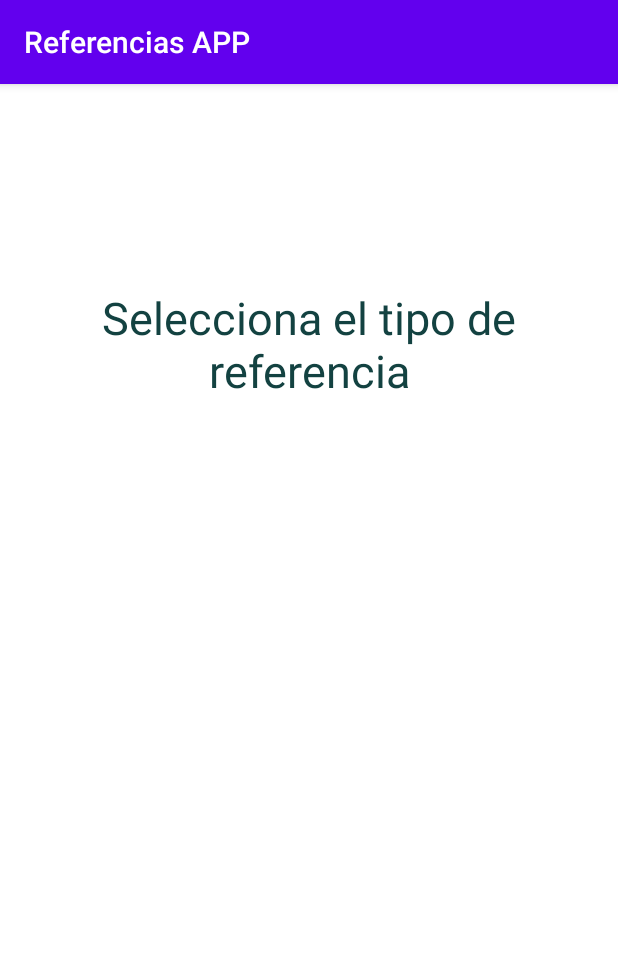
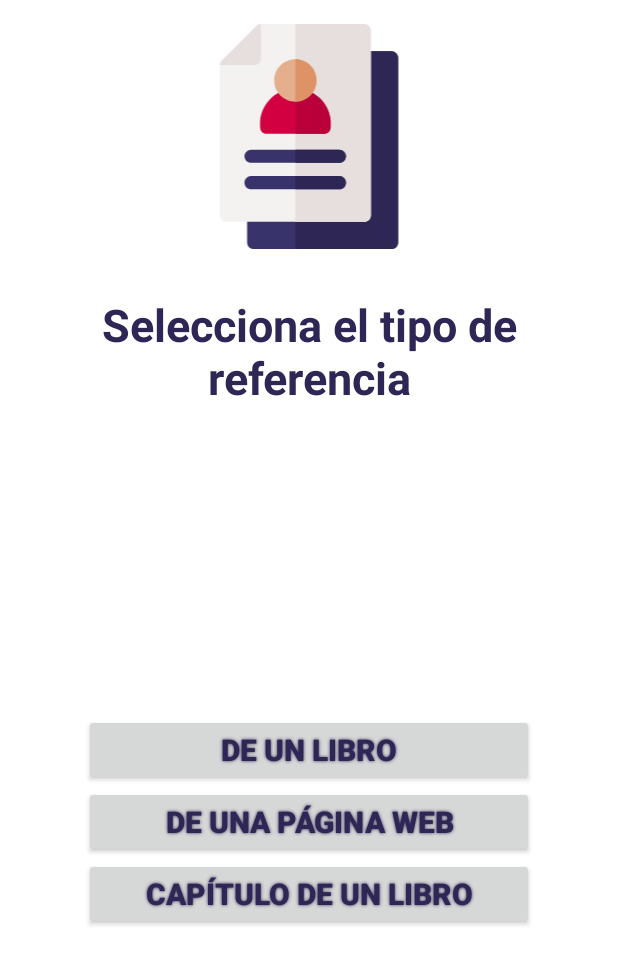
Before and after one commit to YangleeDM/App-referencias-APA, an Android app: the screen it shows after launch (MainActivity), on a phone screen of 412 x 824 dp. Shown: the top 964 px of the screen. Run offline under Robolectric (Android 15) with nearby library versions, the phone set to English and light mode, and no system bars.

Commit message:
Primera pantalla
Img svg
Texto
Opciones en botones

cambié algunos colores para que coincidieran con la imagen y las letras

Diseño.

```diff
--- a/app/src/main/AndroidManifest.xml
+++ b/app/src/main/AndroidManifest.xml
@@ -8,7 +8,7 @@
         android:label="@string/app_name"
         android:roundIcon="@mipmap/ic_launcher_round"
         android:supportsRtl="true"
-        android:theme="@style/AppTheme">
+        android:theme="@style/NoActionBarTheme">
         <activity android:name=".MainActivity">
             <intent-filter>
                 <action android:name="android.intent.action.MAIN" />
--- /dev/null
+++ b/app/src/main/res/drawable/work.xml
@@ -0,0 +1,45 @@
+<vector xmlns:android="http://schemas.android.com/apk/res/android"
+    android:width="512dp"
+    android:height="512dp"
+    android:viewportWidth="512"
+    android:viewportHeight="512">
+  <path
+      android:pathData="m443.86,62.055h-313.664c-8.284,0 -15,6.716 -15,15v419.945c0,8.284 6.716,15 15,15h313.664c8.284,0 15,-6.716 15,-15v-419.945c0,-8.284 -6.716,-15 -15,-15z"
+      android:fillColor="#38336b"/>
+  <path
+      android:pathData="m443.86,62.055h-218.888v449.945h218.888c8.284,0 15,-6.716 15,-15v-419.945c0,-8.284 -6.716,-15 -15,-15z"
+      android:fillColor="#2e2654"/>
+  <path
+      android:pathData="m381.804,0h-235.246c-3.978,0 -7.793,1.58 -10.606,4.393l-78.418,78.418c-2.813,2.813 -4.394,6.628 -4.394,10.607v341.527c0,8.284 6.716,15 15,15h313.664c8.284,0 15,-6.716 15,-15v-419.945c0,-8.284 -6.716,-15 -15,-15z"
+      android:fillColor="#f4f1f1"/>
+  <path
+      android:pathData="m146.555,0c-3.977,0.001 -7.791,1.581 -10.603,4.393l-78.418,78.418c-2.812,2.813 -4.393,6.627 -4.393,10.604l78.41,-0.006c8.283,-0.001 14.998,-6.716 14.999,-14.999z"
+      android:fillColor="#e7dfdd"/>
+  <path
+      android:pathData="m381.804,0h-156.832v449.945h156.832c8.284,0 15,-6.716 15,-15v-419.945c0,-8.284 -6.716,-15 -15,-15z"
+      android:fillColor="#e7dfdd"/>
+  <path
+      android:pathData="m305.204,219.56c-1.909,-19.844 -11.095,-38.203 -25.864,-51.695 -14.871,-13.584 -34.16,-21.065 -54.314,-21.065 -20.417,0 -39.893,7.653 -54.838,21.549 -14.864,13.82 -23.909,32.542 -25.471,52.717 -0.03,0.385 -0.045,0.771 -0.045,1.157v12.692c0,8.284 6.716,15 15,15h130.602c8.284,0 15,-6.716 15,-15v-13.919c-0.001,-0.479 -0.024,-0.958 -0.07,-1.436z"
+      android:fillColor="#d20041"/>
+  <path
+      android:pathData="m305.204,219.56c-1.909,-19.844 -11.095,-38.203 -25.864,-51.695 -14.871,-13.584 -34.16,-21.065 -54.314,-21.065 -0.018,0 -0.035,0.001 -0.053,0.001v103.115h65.301c8.284,0 15,-6.716 15,-15v-13.919c-0.001,-0.48 -0.024,-0.959 -0.07,-1.437z"
+      android:fillColor="#ba003a"/>
+  <path
+      android:pathData="m225.026,80.397c-26.579,0 -48.202,21.623 -48.202,48.202s21.623,48.201 48.202,48.201c26.578,0 48.201,-21.623 48.201,-48.201s-21.623,-48.202 -48.201,-48.202z"
+      android:fillColor="#e5ae8c"/>
+  <path
+      android:pathData="m225.026,80.397c-0.018,0 -0.036,0.001 -0.054,0.001v96.4c0.018,0 0.036,0.001 0.054,0.001 26.578,0 48.201,-21.623 48.201,-48.201s-21.623,-48.201 -48.201,-48.201z"
+      android:fillColor="#dd9366"/>
+  <path
+      android:pathData="m325.057,315.965h-200.867c-8.284,0 -15,-6.716 -15,-15s6.716,-15 15,-15h200.867c8.284,0 15,6.716 15,15s-6.716,15 -15,15z"
+      android:fillColor="#38336b"/>
+  <path
+      android:pathData="m325.057,376.019h-200.867c-8.284,0 -15,-6.716 -15,-15s6.716,-15 15,-15h200.867c8.284,0 15,6.716 15,15s-6.716,15 -15,15z"
+      android:fillColor="#38336b"/>
+  <path
+      android:pathData="m340.057,300.965c0,-8.284 -6.716,-15 -15,-15h-100.085v30h100.085c8.284,0 15,-6.716 15,-15z"
+      android:fillColor="#2e2654"/>
+  <path
+      android:pathData="m325.057,346.019h-100.085v30h100.085c8.284,0 15,-6.716 15,-15s-6.716,-15 -15,-15z"
+      android:fillColor="#2e2654"/>
+</vector>
--- a/app/src/main/res/layout/activity_main.xml
+++ b/app/src/main/res/layout/activity_main.xml
@@ -5,18 +5,80 @@
     android:layout_width="match_parent"
     android:layout_height="match_parent"
     android:background="@color/paletaLight"
+    android:orientation="vertical"
+
 
     tools:context=".MainActivity">
 
+    <ImageView
+        android:layout_width="wrap_content"
+        android:layout_height="150dp"
+        android:layout_marginTop="16dp"
+        android:layout_marginBottom="30dp"
+        android:src="@drawable/work">
+
+    </ImageView>
+
     <TextView
-        android:id="@+id/tvInput"
-        android:layout_width="match_parent"
-        android:layout_height="347dp"
+
+        android:id="@+id/tvIntruccion"
+        android:layout_width="wrap_content"
+        android:layout_height="wrap_content"
         android:gravity="center"
+        android:textStyle="bold"
         android:text="Selecciona el tipo de referencia"
         android:textAlignment="gravity"
-        android:textColor="@color/paletaDark"
+        android:textColor="@color/textColor"
         android:textSize="30dp"
         app:layout_constraintTop_toTopOf="parent" />
 
+
+
+    <LinearLayout
+        android:layout_width="match_parent"
+        android:layout_height="wrap_content"
+        android:layout_weight="1"
+        android:orientation="vertical"
+        android:gravity="center_horizontal|center"
+        >
+
+
+        <Button
+            android:id="@+id/btnReferenciaLibro"
+            android:layout_width="300dp"
+            android:layout_height="wrap_content"
+            android:layout_weight="0"
+            android:text="De un libro"
+            android:textColor="@color/textColor"
+            android:textSize="20dp"
+            android:shadowRadius="2"
+            android:shadowColor="@color/textColor"
+            android:textStyle="bold" />
+
+        <Button
+            android:id="@+id/btnReferenciaWeb"
+            android:layout_width="300dp"
+            android:layout_height="wrap_content"
+            android:layout_weight="0"
+            android:text="De una página web"
+            android:textStyle="bold"
+            android:textColor="@color/textColor"
+            android:textSize="20dp"
+            android:shadowRadius="2"
+            android:shadowColor="@color/textColor"
+            />
+        <Button
+            android:id="@+id/btnReferenciaCapLibro"
+            android:layout_width="300dp"
+            android:layout_height="wrap_content"
+            android:layout_weight="0"
+            android:text="Capítulo de un libro"
+            android:textStyle="bold"
+            android:textColor="@color/textColor"
+            android:textSize="20dp"
+            android:shadowRadius="2"
+            android:shadowColor="@color/textColor"
+            />
+    </LinearLayout>
+
 </LinearLayout>
--- a/app/src/main/res/values/colors.xml
+++ b/app/src/main/res/values/colors.xml
@@ -7,5 +7,7 @@
     <color name="paletaDark">#134241</color>
     <color name="paletaLight">#FFFFFF</color>
     <color name="paletaBackground">#C5DBDB</color>
+    <color name="textColor">#2e2654</color>
+
 
 </resources>
--- a/app/src/main/res/values/styles.xml
+++ b/app/src/main/res/values/styles.xml
@@ -7,6 +7,11 @@
         <item name="colorAccent">@color/colorAccent</item>
     </style>
 
+    <style name="NoActionBarTheme" parent="Theme.AppCompat.Light.NoActionBar">
+        <item name="colorPrimary">@color/colorPrimary</item>
+        <item name="colorPrimaryDark">@color/colorPrimaryDark</item>
+        <item name="colorAccent">@color/colorAccent</item>
+    </style>
 
 
 </resources>
```
